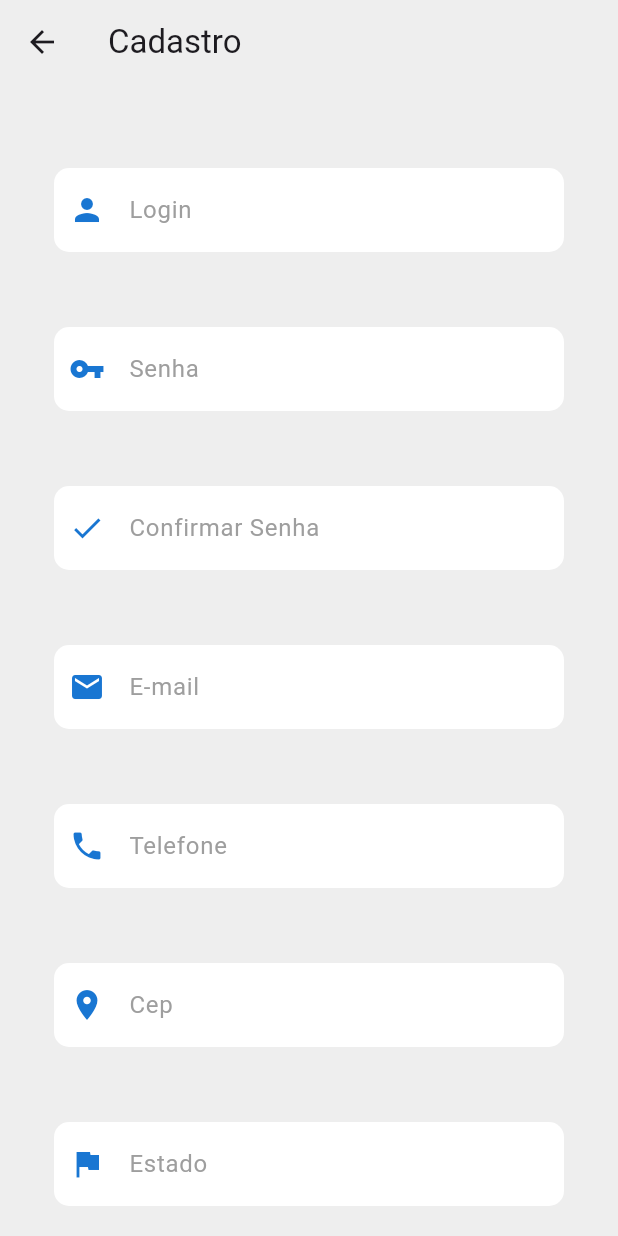
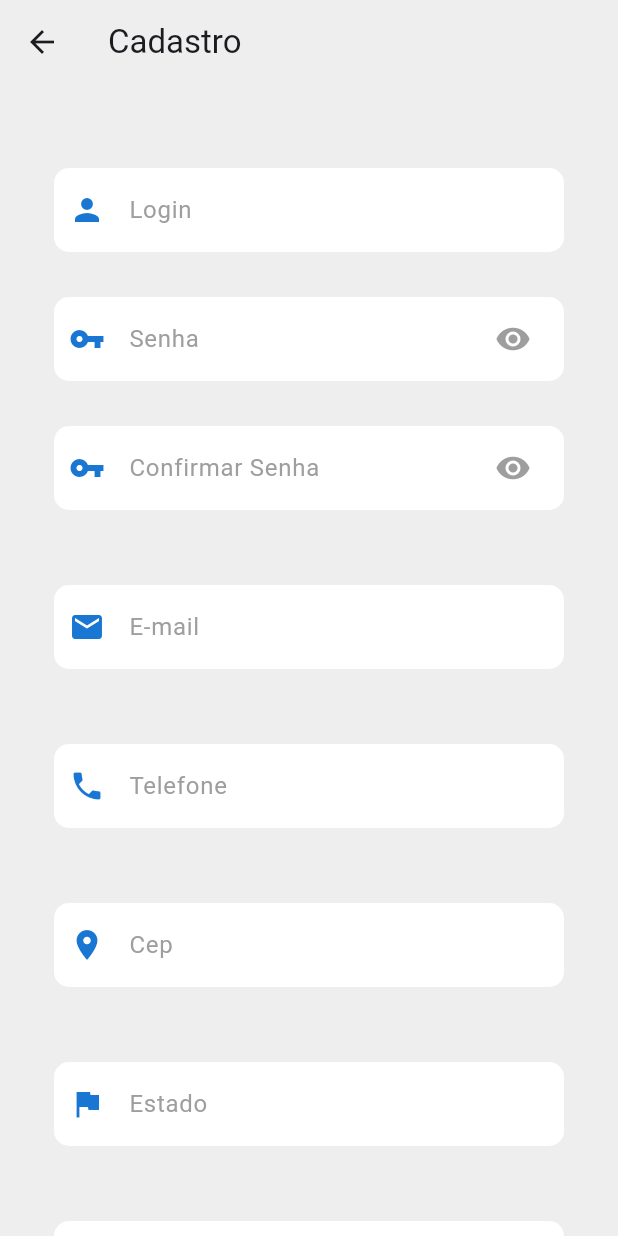
Before and after one commit to J3diSci-fi/smart-energy, a Flutter app: the CadastroScreen2 screen opened directly, on a phone screen of 412 x 824 dp. Run offline on Flutter 3.47's test engine with Material 3 defaults, Android fonts, the phone set to English and light mode, and no system bars; our stand-ins replace badges, curved_navigation_bar, flutter_secure_storage; missing offline and left inert: thingsboard_pe_client; accounts and stored records are empty.

Commit message:
Modificação nos field de senha da tela login e cadastro, está ocultando a senha enquanto digita e adição do botão para ver a senha digitada, modificação na tela de notificação

```diff
--- a/lib/screens/login_screen/cadastro2.dart
+++ b/lib/screens/login_screen/cadastro2.dart
@@ -2,21 +2,12 @@ import 'package:flutter/material.dart';
 import 'package:flutter/services.dart';
 import 'package:smartenergy_app/api/api_costumers_controller.dart'; // Para usar TextInputType.numberWithOptions
 
-class MyApp extends StatelessWidget {
+class CadastroScreen2 extends StatefulWidget {
   @override
-  Widget build(BuildContext context) {
-    return MaterialApp(
-      title: 'Cadastro',
-      theme: ThemeData(
-        primarySwatch: Colors.blue,
-        visualDensity: VisualDensity.adaptivePlatformDensity,
-      ),
-      home: CadastroScreen2(),
-    );
-  }
+  _CadastroScreen2 createState() => _CadastroScreen2();
 }
 
-class CadastroScreen2 extends StatelessWidget {
+class _CadastroScreen2 extends State<CadastroScreen2> {
   final TextEditingController _loginController = TextEditingController();
   final TextEditingController _senhaController = TextEditingController();
   final TextEditingController _confirmaSenhaController =
@@ -28,13 +19,15 @@ class CadastroScreen2 extends StatelessWidget {
   final TextEditingController _enderecoController = TextEditingController();
   final TextEditingController _complementoController = TextEditingController();
   final TextEditingController _cepController = TextEditingController();
+  bool _obscureText = true;
+  bool _obscureText2 = true;
 
   @override
   Widget build(BuildContext context) {
     return Scaffold(
       appBar: AppBar(
         title: Text('Cadastro'),
-        backgroundColor:Color(0xFFEEEEEE) ,
+        backgroundColor: Color(0xFFEEEEEE),
       ),
       backgroundColor: Color(0xFFEEEEEE),
       body: SingleChildScrollView(
@@ -69,7 +62,7 @@ class CadastroScreen2 extends StatelessWidget {
                 ),
               ),
               Container(
-                margin: EdgeInsets.fromLTRB(20, 40, 20, 10),
+                margin: EdgeInsets.fromLTRB(20, 20, 20, 10),
                 padding: EdgeInsets.fromLTRB(10, 0, 10, 0),
                 decoration: BoxDecoration(
                   color: Colors.white,
@@ -77,10 +70,22 @@ class CadastroScreen2 extends StatelessWidget {
                 ),
                 child: TextField(
                   controller: _senhaController,
+                  obscureText: _obscureText, // Oculta ou mostra a senha
                   decoration: InputDecoration(
                     icon: Icon(
                       Icons.vpn_key,
                       color: Color(0xFF1976D2),
+                    ),
+                    suffixIcon: IconButton(
+                      icon: Icon(
+                        _obscureText ? Icons.visibility : Icons.visibility_off,
+                        color: Colors.grey,
+                      ),
+                      onPressed: () {
+                        setState(() {
+                          _obscureText = !_obscureText;
+                        });
+                      },
                     ),
                     focusedBorder: UnderlineInputBorder(
                       borderSide: BorderSide(color: Colors.grey.shade100),
@@ -94,7 +99,7 @@ class CadastroScreen2 extends StatelessWidget {
                 ),
               ),
               Container(
-                margin: EdgeInsets.fromLTRB(20, 40, 20, 10),
+                margin: EdgeInsets.fromLTRB(20, 20, 20, 10),
                 padding: EdgeInsets.fromLTRB(10, 0, 10, 0),
                 decoration: BoxDecoration(
                   color: Colors.white,
@@ -102,10 +107,22 @@ class CadastroScreen2 extends StatelessWidget {
                 ),
                 child: TextField(
                   controller: _confirmaSenhaController,
+                  obscureText: _obscureText2, // Oculta ou mostra a senha
                   decoration: InputDecoration(
                     icon: Icon(
-                      Icons.done,
+                      Icons.vpn_key,
                       color: Color(0xFF1976D2),
+                    ),
+                    suffixIcon: IconButton(
+                      icon: Icon(
+                        _obscureText2 ? Icons.visibility : Icons.visibility_off,
+                        color: Colors.grey,
+                      ),
+                      onPressed: () {
+                        setState(() {
+                          _obscureText2 = !_obscureText2;
+                        });
+                      },
                     ),
                     focusedBorder: UnderlineInputBorder(
                       borderSide: BorderSide(color: Colors.grey.shade100),
@@ -304,7 +321,6 @@ class CadastroScreen2 extends StatelessWidget {
                   ),
                 ),
               ),
-
               Container(
                 margin: EdgeInsets.fromLTRB(20, 20, 20, 30),
                 width: MediaQuery.of(context).size.width * 2,
@@ -322,10 +338,12 @@ class CadastroScreen2 extends StatelessWidget {
                   color: Colors.transparent,
                   child: InkWell(
                     onTap: () async {
-                      if(_validateFields()){
+                      if (_validateFields()) {
                         _cadastrar(context);
-                      }else{
-                         ScaffoldMessenger.of(context).showSnackBar(SnackBar(content: Text('Por favor, preencha todos os campos.')));
+                      } else {
+                        ScaffoldMessenger.of(context).showSnackBar(SnackBar(
+                            content:
+                                Text('Por favor, preencha todos os campos.')));
                       }
                     },
                     borderRadius: BorderRadius.circular(20),
```
Also changed, not shown: lib/screens/infoScreen/notificacaoview.dart (+7 -4 lines), lib/screens/login_screen/login2.dart (+39 -18 lines).
